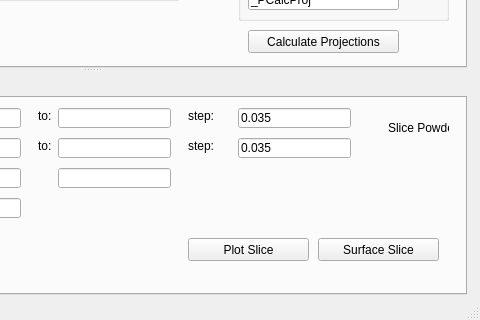
Before: the Qt Designer form MSlice.ui in neutrons/mslice_2.0, drawn with Qt 5; both pictures show x 294 to 774 and y 465 to 785 of the 774 by 785 pixel window.
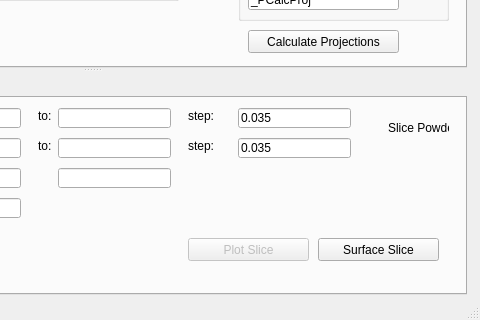
After: the same form once the commit is applied. The open tabs and pages were chosen to show the change.

```diff
--- a/MSlice.ui
+++ b/MSlice.ui
@@ -2097,6 +2097,9 @@
          </property>
         </widget>
         <widget class="QPushButton" name="pushButtonPowderSlicePlotSlice">
+         <property name="enabled">
+          <bool>false</bool>
+         </property>
          <property name="geometry">
           <rect>
            <x>470</x>
```
Left out of the diff: 4 changed lines with no effect on the pictures.
